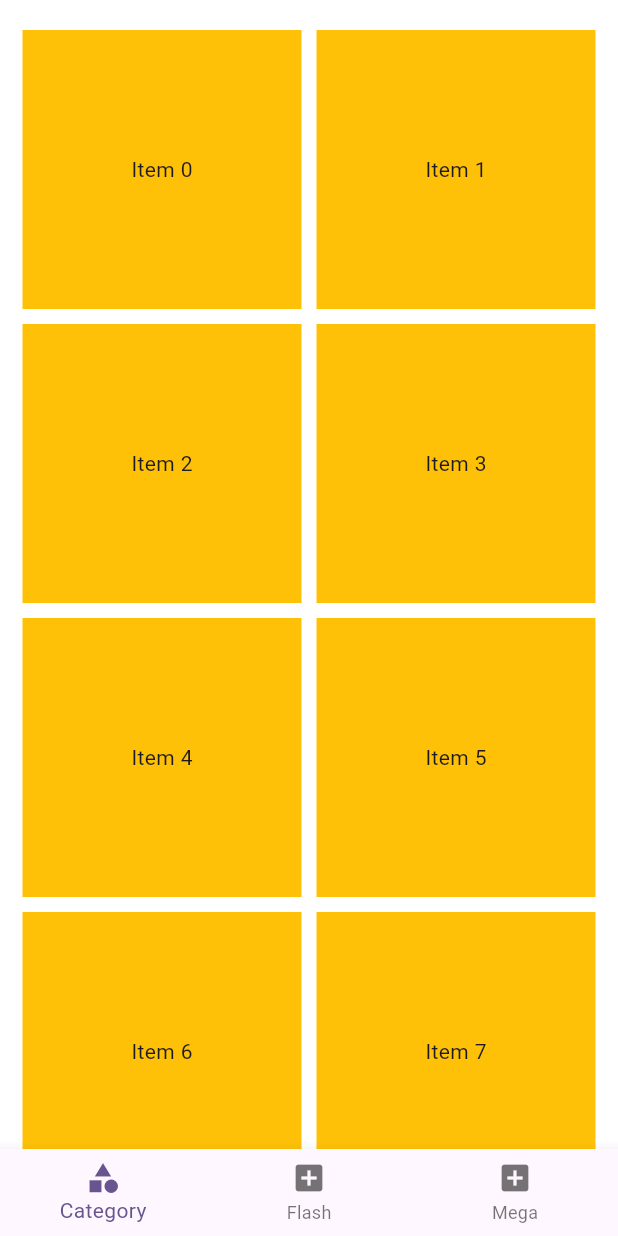
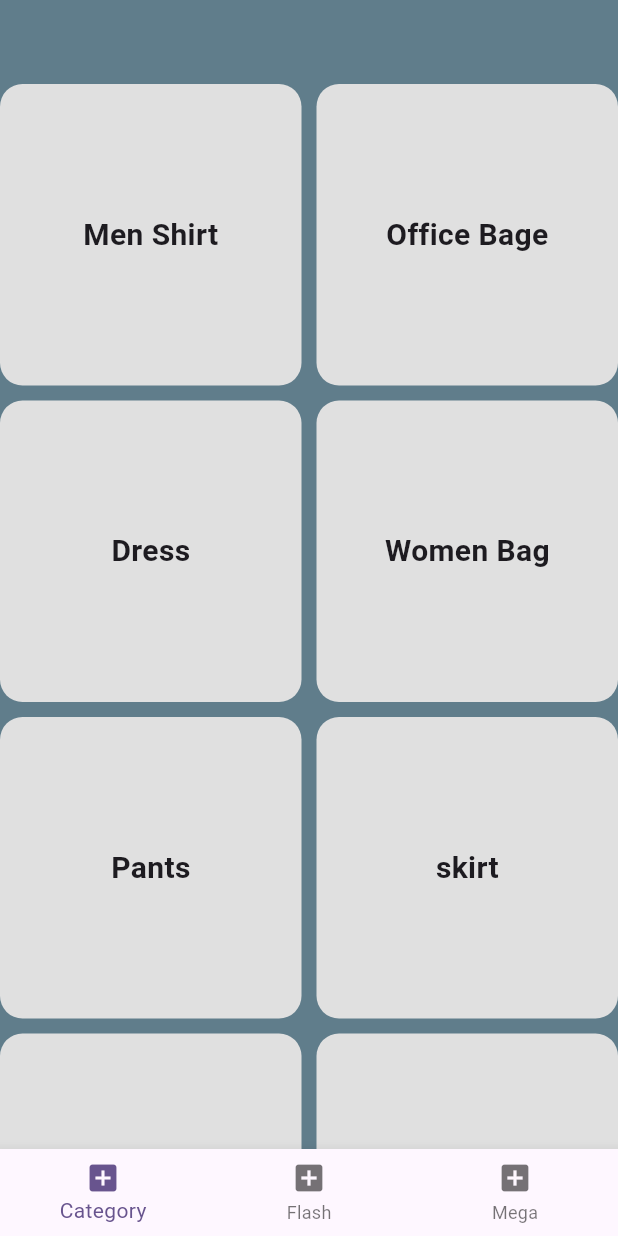
Before and after one commit to Shehab-adel/admin_rebuy_app, a Flutter app: the screen it shows after launch, on a phone screen of 412 x 824 dp. Run offline on Flutter 3.47's test engine with Material 3 defaults, Android fonts, the phone set to English and light mode, and no system bars; our stand-ins replace sizer.

Commit message:
added sizer package and finished category screen

```diff
--- a/lib/main.dart
+++ b/lib/main.dart
@@ -1,5 +1,8 @@
 import 'package:admin_rebuy_app/main_screen/main_screen.dart';
+import 'package:admin_rebuy_app/utils/theme_app.dart';
 import 'package:flutter/material.dart';
+
+import 'package:sizer/sizer.dart';
 
 void main() {
   runApp(const AdminRebuyApp());
@@ -11,14 +14,13 @@ class AdminRebuyApp extends StatelessWidget {
   // This widget is the root of your application.
   @override
   Widget build(BuildContext context) {
-    return MaterialApp(
-      title: 'Admin rebuy app',
-      debugShowCheckedModeBanner: false,
-      theme: ThemeData(
-        colorScheme: ColorScheme.fromSeed(seedColor: Colors.deepPurple),
-        useMaterial3: true,
-      ),
-      home: const MainScreen(),
-    );
+    return Sizer(builder: (context, orientation, deviceType) {
+      return MaterialApp(
+        title: 'Admin rebuy app',
+        debugShowCheckedModeBanner: false,
+        theme: ThemeApp.themeData(),
+        home: const MainScreen(),
+      );
+    });
   }
 }
--- a/lib/main_screen/category/category_screen.dart
+++ b/lib/main_screen/category/category_screen.dart
@@ -1,3 +1,5 @@
+import 'package:admin_rebuy_app/utils/app_decoration.dart';
+import 'package:admin_rebuy_app/utils/theme_app.dart';
 import 'package:flutter/material.dart';
 
 class CategoryScreen extends StatelessWidget {
@@ -6,20 +8,34 @@ class CategoryScreen extends StatelessWidget {
   @override
   Widget build(BuildContext context) {
     return GridView.builder(
-      padding: EdgeInsets.symmetric(horizontal: 15, vertical: 20),
       gridDelegate: const SliverGridDelegateWithFixedCrossAxisCount(
-        crossAxisCount: 2, // Number of columns
+        crossAxisCount: 2,
         crossAxisSpacing: 10,
         mainAxisSpacing: 10,
       ),
-      itemCount: 10, // Number of items
+      itemCount: categoryList.length, // Number of items
       itemBuilder: (context, index) {
         return Container(
-          color: Colors.amber, // Customize the item appearance
+          decoration: BoxDecoration(
+              color: Colors.grey.shade300,
+              borderRadius: BorderRadiusStyle
+                  .roundedBorder5), // Customize the item appearance
           alignment: Alignment.center,
-          child: Text('Item $index'),
+          child: Text(categoryList[index], style: CustomTextStyle.textStyle20),
         );
       },
     );
   }
+
+  static const List<String> categoryList = [
+    'Men Shirt',
+    'Office Bage',
+    'Dress',
+    'Women Bag',
+    'Pants',
+    'skirt',
+    'Bag',
+    'Heels',
+    'Bikini'
+  ];
 }
--- a/lib/main_screen/main_screen.dart
+++ b/lib/main_screen/main_screen.dart
@@ -22,7 +22,9 @@ class _MainScreenState extends State<MainScreen> {
   @override
   Widget build(BuildContext context) {
     return Scaffold(
-      backgroundColor: Colors.white,
+      appBar: AppBar(
+        backgroundColor: Colors.transparent,
+      ),
       body: _screens[_selectedIndex],
       bottomNavigationBar: BottomNavigationBar(
         currentIndex: _selectedIndex,
@@ -33,7 +35,7 @@ class _MainScreenState extends State<MainScreen> {
         },
         items: const [
           BottomNavigationBarItem(
-            icon: Icon(Icons.category),
+            icon: Icon(Icons.add_box),
             label: 'Category',
           ),
           BottomNavigationBarItem(
--- /dev/null
+++ b/lib/utils/app_decoration.dart
@@ -0,0 +1,19 @@
+import 'package:flutter/material.dart';
+
+class AppDecoration {
+  // Outline decorations
+  static BoxDecoration get outlineBlue => BoxDecoration(
+        color: Colors.grey.withOpacity(1),
+        border: Border.all(
+          color: Colors.blue.shade50,
+          width: 1,
+        ),
+      );
+}
+
+class BorderRadiusStyle {
+  // Rounded borders
+  static BorderRadius get roundedBorder5 => BorderRadius.circular(
+        15,
+      );
+}
--- a/lib/utils/theme_app.dart
+++ b/lib/utils/theme_app.dart
@@ -1,3 +1,15 @@
 import 'package:flutter/material.dart';
 
-ThemeData themeData() => ThemeData(scaffoldBackgroundColor: Colors.white);
+class ThemeApp {
+  static ThemeData themeData() => ThemeData(
+      colorScheme: ColorScheme.fromSeed(seedColor: Colors.deepPurple),
+      useMaterial3: true,
+      scaffoldBackgroundColor: Colors.blueGrey);
+}
+
+class CustomTextStyle {
+  static TextStyle get textStyle20 => const TextStyle(
+        fontSize: 20,
+        fontWeight: FontWeight.w600,
+      );
+}
--- a/pubspec.yaml
+++ b/pubspec.yaml
@@ -17,6 +17,7 @@ environment:
 dependencies:
   flutter:
     sdk: flutter
+  sizer: ^2.0.15
 
 
   # The following adds the Cupertino Icons font to your application.
```
Also changed, not shown: pubspec.lock.
